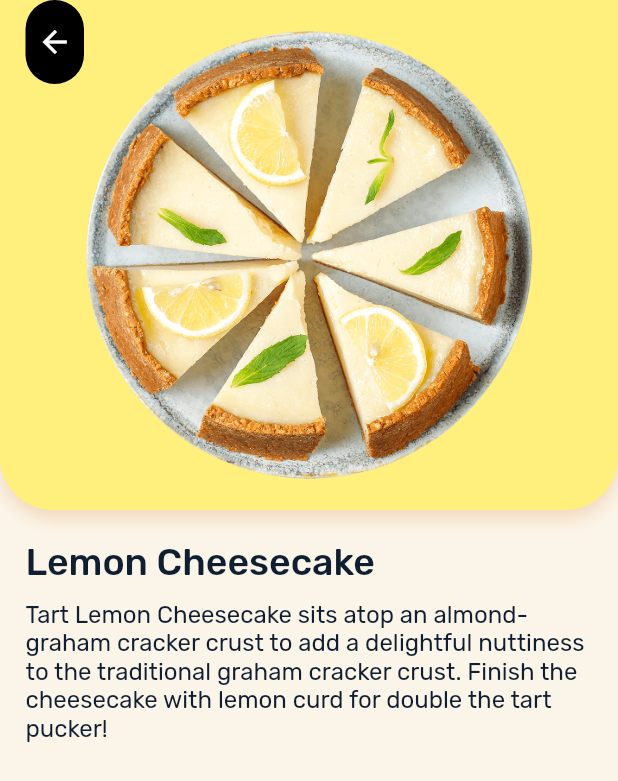
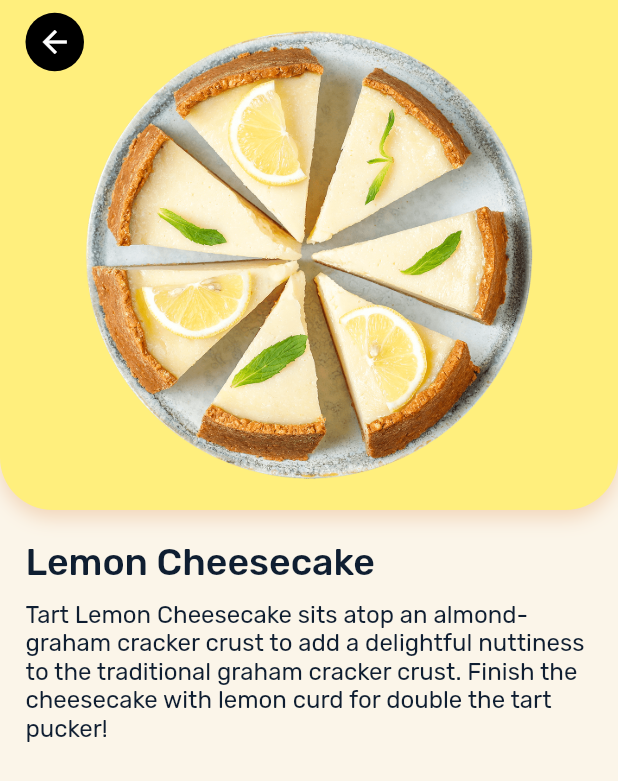
Before and after one commit to Roaa94/recipes_ui_app, a Flutter app: the screen it shows after launch, after a tap on "Lemon Cheesecake", on a phone screen of 412 x 824 dp. Shown: the top 781 px of the screen. Run offline on Flutter 3.47's test engine with Material 2 defaults, Android fonts, the phone set to English and light mode, and no system bars; our stand-ins replace flutter_riverpod, sensors_plus.

Commit message:
fix: responsiveness related fix in AppBarLeading widget

```diff
--- a/lib/core/widgets/app_bar_leading.dart
+++ b/lib/core/widgets/app_bar_leading.dart
@@ -52,10 +52,15 @@ class _AppBarLeadingState extends State<AppBarLeading>
         child: Container(
           margin: const EdgeInsets.only(left: 17),
           padding: EdgeInsets.all(widget.text != null ? 10 : 0),
-          decoration: BoxDecoration(
-            color: widget.bgColor,
-            borderRadius: BorderRadius.circular(widget.text != null ? 20 : 100),
-          ),
+          decoration: widget.text == null
+              ? BoxDecoration(
+                  color: widget.bgColor,
+                  shape: BoxShape.circle,
+                )
+              : BoxDecoration(
+                  color: widget.bgColor,
+                  borderRadius: BorderRadius.circular(20),
+                ),
           child: Row(
             mainAxisAlignment: MainAxisAlignment.center,
             children: [
```
